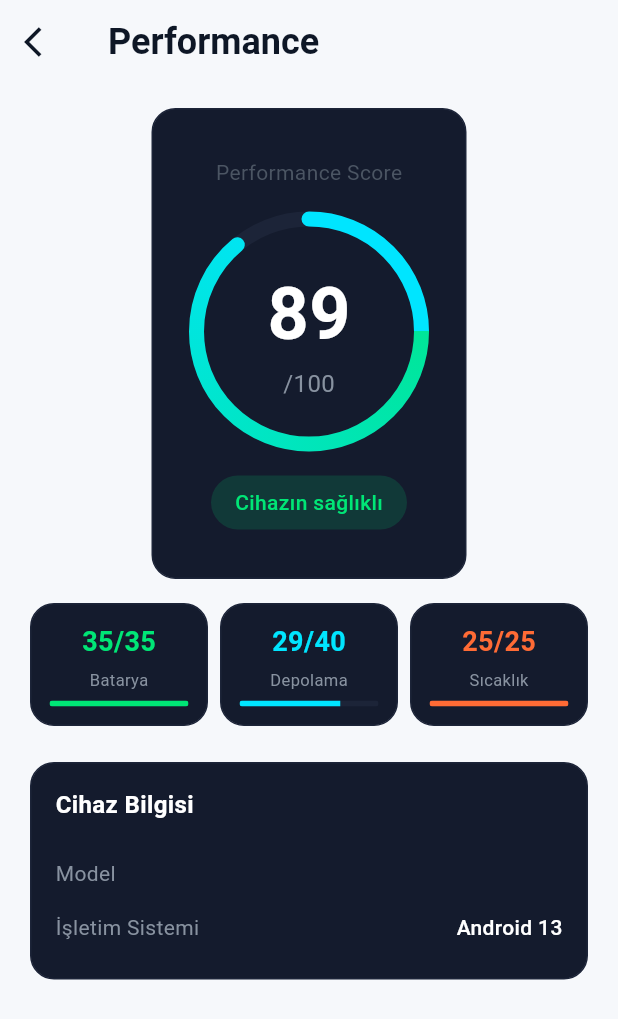
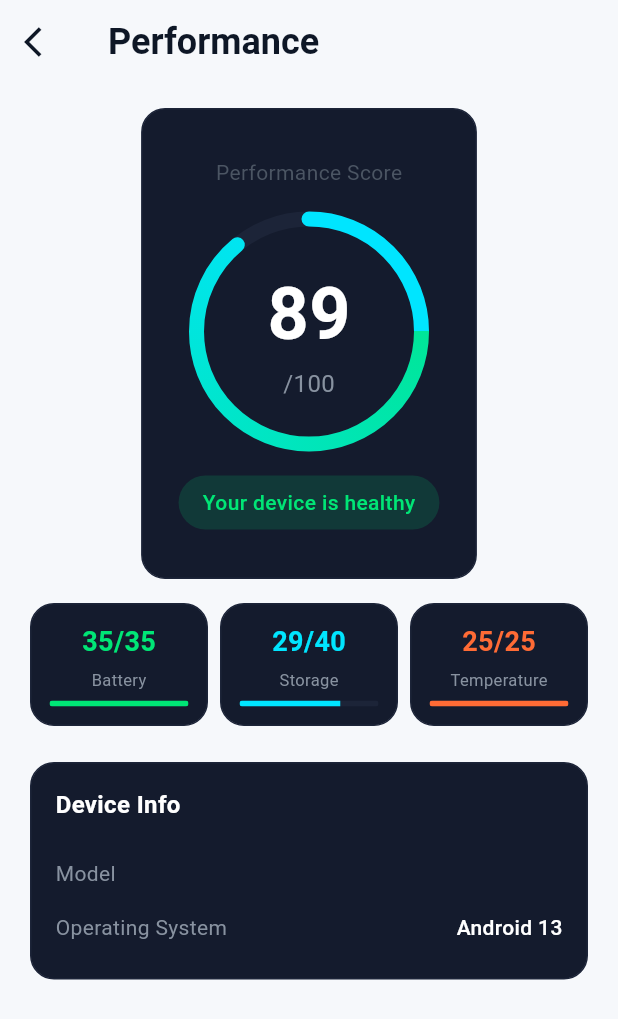
Before and after one commit to pgajans/oxyn-app, a Flutter app: the PerformanceScreen screen opened by its route, on a phone screen of 412 x 824 dp. Shown: the top 1019 px of the screen. Run offline on Flutter 3.47's test engine with Material 3 defaults, Android fonts, the phone set to English and light mode, and no system bars; our stand-ins replace battery_plus, device_info_plus, firebase_core, firebase_messaging, flutter_local_notifications, flutter_riverpod and 6 more; missing offline and left inert: applovin_max, photo_manager, purchases_flutter; accounts and stored records are empty; generated files the repository leaves out were written again.

Commit message:
backup: otomatik yedek - 2026-06-09 03:00

```diff
--- a/lib/core/services/notification_service.dart
+++ b/lib/core/services/notification_service.dart
@@ -148,8 +148,8 @@ class NotificationService {
 
     await _local.zonedSchedule(
       id: 'optimize_reminder'.hashCode,
-      title: 'Optimizasyon Gerekiyor',
-      body: 'Telefonunu optimize etme zamanı geldi. Performansını artır!',
+      title: 'Cihaz Analizi Zamanı',
+      body: 'Cihazının durumunu kontrol etme zamanı geldi. Depolama ve batarya analizini gör!',
       scheduledDate: scheduled,
       notificationDetails: details,
       androidScheduleMode: AndroidScheduleMode.inexactAllowWhileIdle,
--- a/lib/features/performance/presentation/screens/performance_screen.dart
+++ b/lib/features/performance/presentation/screens/performance_screen.dart
@@ -50,7 +50,7 @@ class PerformanceScreen extends ConsumerWidget {
                       borderRadius: BorderRadius.circular(20),
                     ),
                     child: Text(
-                      score.statusMessage,
+                      _healthStatusText(t, score.statusLevel),
                       style: TextStyle(
                         color: score.isGood ? AppColors.success : AppColors.secondary,
                         fontWeight: FontWeight.w500,
@@ -65,21 +65,21 @@ class PerformanceScreen extends ConsumerWidget {
             Row(
               children: [
                 _ScoreBreakdownTile(
-                  label: 'Batarya',
+                  label: t.battery,
                   score: score.batteryScore,
                   maxScore: 35,
                   color: AppColors.success,
                 ),
                 const SizedBox(width: 8),
                 _ScoreBreakdownTile(
-                  label: 'Depolama',
+                  label: t.storage,
                   score: score.storageScore,
                   maxScore: 40,
                   color: AppColors.primary,
                 ),
                 const SizedBox(width: 8),
                 _ScoreBreakdownTile(
-                  label: 'Sıcaklık',
+                  label: t.temperature,
                   score: score.temperatureScore,
                   maxScore: 25,
                   color: AppColors.secondary,
@@ -102,21 +102,21 @@ class PerformanceScreen extends ConsumerWidget {
                 child: Column(
                   crossAxisAlignment: CrossAxisAlignment.start,
                   children: [
-                    const Text(
-                      'Cihaz Bilgisi',
-                      style: TextStyle(
+                    Text(
+                      t.deviceInfo,
+                      style: const TextStyle(
                         fontWeight: FontWeight.w600,
                         fontSize: 16,
                         color: AppColors.textPrimary,
                       ),
                     ),
                     const SizedBox(height: AppSpacing.md),
-                    _InfoItem(label: 'Model', value: device.model),
-                    _InfoItem(label: 'İşletim Sistemi', value: device.osVersion),
+                    _InfoItem(label: t.model, value: device.model),
+                    _InfoItem(label: t.operatingSystem, value: device.osVersion),
                     if (device.totalStorage != '—')
-                      _InfoItem(label: 'Depolama', value: device.totalStorage),
+                      _InfoItem(label: t.storage, value: device.totalStorage),
                     if (device.freeStorage != '—')
-                      _InfoItem(label: 'Boş Alan', value: device.freeStorage),
+                      _InfoItem(label: t.freeSpace, value: device.freeStorage),
                   ],
                 ),
               ),
@@ -182,6 +182,21 @@ class _ScoreBreakdownTile extends StatelessWidget {
   }
 }
 
+String _healthStatusText(AppLocalizations t, int level) {
+  switch (level) {
+    case 0:
+      return t.healthStatusHealthy;
+    case 1:
+      return t.healthStatusGood;
+    case 2:
+      return t.healthStatusImprovement;
+    case 3:
+      return t.healthStatusMaintenance;
+    default:
+      return t.healthStatusUrgent;
+  }
+}
+
 class _InfoItem extends StatelessWidget {
   final String label;
   final String value;
--- a/lib/features/subscription/presentation/screens/paywall_screen.dart
+++ b/lib/features/subscription/presentation/screens/paywall_screen.dart
@@ -156,7 +156,7 @@ class _CompactFeatures extends StatelessWidget {
       ),
       child: Column(
         children: [
-          _FeatureRow(Icons.all_inclusive, 'Sınırsız temizlik ve optimizasyon'),
+          _FeatureRow(Icons.all_inclusive, 'Sınırsız temizlik ve analiz'),
           _FeatureRow(Icons.health_and_safety, 'AI Cihaz Doktoru'),
           _FeatureRow(Icons.block, 'Reklamsız deneyim'),
           _FeatureRow(Icons.battery_full, 'Detaylı pil sağlığı raporu'),
--- a/pubspec.yaml
+++ b/pubspec.yaml
@@ -1,7 +1,7 @@
 name: oxyn
-description: "Oxyn - Telefonuna nefes aldır. Batarya analizi, depolama temizliği ve cihaz optimizasyonu."
+description: "Oxyn - Telefonuna nefes aldır. Batarya analizi, depolama temizliği ve cihaz durumu analizi."
 publish_to: 'none'
-version: 1.5.1+11
+version: 1.5.1+12
 
 environment:
   sdk: ^3.11.4
```
Also changed, not shown: assets/translations/app_ar.arb (+8 -3 lines), assets/translations/app_en.arb (+9 -4 lines), assets/translations/app_es.arb (+9 -4 lines), assets/translations/app_pt.arb (+8 -3 lines), assets/translations/app_tr.arb (+9 -4 lines), lib/features/dashboard/domain/health_score.dart (+8 -6 lines), lib/features/dashboard/presentation/screens/dashboard_screen.dart (+16 -1 lines).
